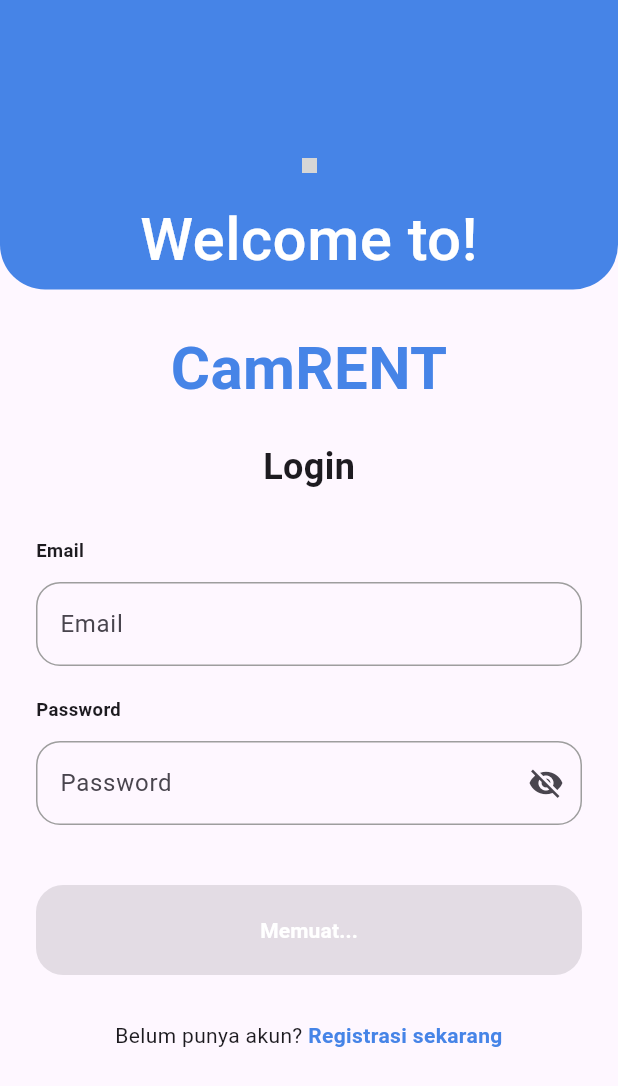
After one commit to Muhammadalif1213/0075_camrent, a Flutter app: the LoginScreen screen opened directly, on a phone screen of 412 x 824 dp. The commit adds this screen. Shown: the top 1086 px of the screen. Run offline on Flutter 3.47's test engine with Material 3 defaults, Android fonts, the phone set to English and light mode, and no system bars; our stand-ins replace bloc, dartz, dropdown_button2, flutter_bloc, flutter_secure_storage; accounts and stored records are empty; statements that could not run were skipped; grey boxes are pictures that could not be loaded.

Commit message:
membuat screen login dan home screen admin dan customer

```diff
--- /dev/null
+++ b/lib/data/presentation/auth/login_screen.dart
@@ -0,0 +1,211 @@
+import 'package:paml_camrent/core/core.dart';
+import 'package:paml_camrent/data/models/request/auth/login_request_model.dart';
+import 'package:paml_camrent/data/presentation/auth/login/login_bloc.dart';
+import 'package:paml_camrent/data/presentation/auth/register_screen.dart';
+import 'package:flutter/gestures.dart';
+import 'package:flutter/material.dart';
+import 'package:flutter_bloc/flutter_bloc.dart';
+import 'package:paml_camrent/screens/admin_confirm_screen.dart';
+import 'package:paml_camrent/screens/customer_confirm_screen.dart';
+
+class LoginScreen extends StatefulWidget {
+  const LoginScreen({super.key});
+
+  @override
+  State<LoginScreen> createState() => _LoginScreenState();
+}
+
+class _LoginScreenState extends State<LoginScreen> {
+  late final TextEditingController emailController;
+  late final TextEditingController passwordController;
+  late final GlobalKey<FormState> _key;
+  bool isShowPassword = false;
+
+  @override
+  void initState() {
+    emailController = TextEditingController();
+    passwordController = TextEditingController();
+    _key = GlobalKey<FormState>();
+    super.initState();
+  }
+
+  @override
+  void dispose() {
+    emailController.dispose();
+    passwordController.dispose();
+    // No need to dispose the key's current state like this.
+    // _key.currentState?.dispose();
+    super.dispose();
+  }
+
+  @override
+  Widget build(BuildContext context) {
+    return Scaffold(
+      body: SingleChildScrollView(
+        child: Column(
+          children: [
+            // == HEADER BIRU ==
+            Container(
+              width: double.infinity,
+              padding: const EdgeInsets.symmetric(vertical: 5.0),
+              decoration: const BoxDecoration(
+                color: AppColors
+                    .primary, // Menggunakan warna primary dari konstanta Anda
+                borderRadius: BorderRadius.only(
+                  bottomLeft: Radius.circular(30),
+                  bottomRight: Radius.circular(30),
+                ),
+              ),
+              child: Column(
+                children: [
+                  const SizedBox(height: 100),
+                  // Ganti 'assets/images/camera.png' dengan path aset gambar Anda
+                  Image.asset(
+                    'assets/images/camera.png',
+                    width: 10,
+                    height: 10,
+                  ),
+                  const SizedBox(height: 16),
+                  const Text(
+                    'Welcome to!',
+                    style: TextStyle(
+                      fontSize: 40,
+                      fontWeight: FontWeight.w500,
+                      color: Colors.white,
+                    ),
+                  ),
+                ],
+              ),
+            ),
+
+            // == FORM LOGIN ==
+            Padding(
+              padding: const EdgeInsets.all(24.0),
+              child: Form(
+                key: _key,
+                child: Column(
+                  children: [
+                    const Text(
+                      'CamRENT',
+                      style: TextStyle(
+                        fontSize: 40,
+                        fontWeight: FontWeight.bold,
+                        color: AppColors.primary,
+                      ),
+                    ),
+                    const SpaceHeight(20),
+                    const Text(
+                      'Login',
+                      style: TextStyle(
+                        fontSize: 24,
+                        fontWeight: FontWeight.bold,
+                      ),
+                    ),
+                    const SpaceHeight(30),
+                    CustomTextField(
+                      controller: emailController,
+                      label: 'Email',
+                      validator: 'Email tidak boleh kosong',
+                    ),
+                    const SpaceHeight(20),
+                    CustomTextField(
+                      controller: passwordController,
+                      label: 'Password',
+                      obscureText: !isShowPassword,
+                      validator: 'Password tidak boleh kosong',
+                      suffixIcon: IconButton(
+                        icon: Icon(
+                          isShowPassword
+                              ? Icons.visibility
+                              : Icons.visibility_off,
+                        ),
+                        onPressed: () {
+                          setState(() {
+                            isShowPassword = !isShowPassword;
+                          });
+                        },
+                      ),
+                    ),
+                    const SpaceHeight(40),
+                    BlocConsumer<LoginBloc, LoginState>(
+                      listener: (context, state) {
+                        if (state is LoginFailure) {
+                          ScaffoldMessenger.of(
+                            context,
+                          ).showSnackBar(SnackBar(content: Text(state.error)));
+                        } else if (state is LoginSuccess) {
+                          final role = state.responseModel.user?.role
+                              ?.toLowerCase();
+                          if (role == 'admin') {
+                            context.pushAndRemoveUntil(
+                              const AdminConfirmScreen(),
+                              (route) => false,
+                            );
+                          } else if (role == 'customer') {
+                            ScaffoldMessenger.of(context).showSnackBar(
+                              SnackBar(
+                                content: Text(state.responseModel.message!),
+                              ),
+                            );
+                            context.pushAndRemoveUntil(
+                              const CustomerConfirmScreen(),
+                              (route) => false,
+                            );
+                          } else {
+                            ScaffoldMessenger.of(context).showSnackBar(
+                              const SnackBar(
+                                content: Text('Role tidak dikenali'),
+                              ),
+                            );
+                          }
+                        }
+                      },
+                      builder: (context, state) {
+                        return Button.filled(
+                          onPressed: state is LoginLoading
+                              ? null
+                              : () {
+                                  if (_key.currentState!.validate()) {
+                                    final request = LoginRequestModel(
+                                      email: emailController.text,
+                                      password: passwordController.text,
+                                    );
+                                    context.read<LoginBloc>().add(
+                                      LoginRequested(requestModel: request),
+                                    );
+                                  }
+                                },
+                          label: state is LoginLoading ? 'Memuat...' : 'Login',
+                        );
+                      },
+                    ),
+                    const SpaceHeight(30),
+                    Text.rich(
+                      TextSpan(
+                        text: 'Belum punya akun? ',
+                        children: [
+                          TextSpan(
+                            text: 'Registrasi sekarang',
+                            style: const TextStyle(
+                              color: AppColors.primary,
+                              fontWeight: FontWeight.bold,
+                            ),
+                            recognizer: TapGestureRecognizer()
+                              ..onTap = () {
+                                context.push(const RegisterScreen());
+                              },
+                          ),
+                        ],
+                      ),
+                      textAlign: TextAlign.center,
+                    ),
+                  ],
+                ),
+              ),
+            ),
+          ],
+        ),
+      ),
+    );
+  }
+}
```
Also changed, not shown: lib/data/presentation/auth/register_screen.dart (+9 -0 lines), lib/main.dart (+14 -3 lines), lib/screens/admin_confirm_screen.dart (added, +20 -0 lines), lib/screens/customer_confirm_screen.dart (added, +20 -0 lines).
